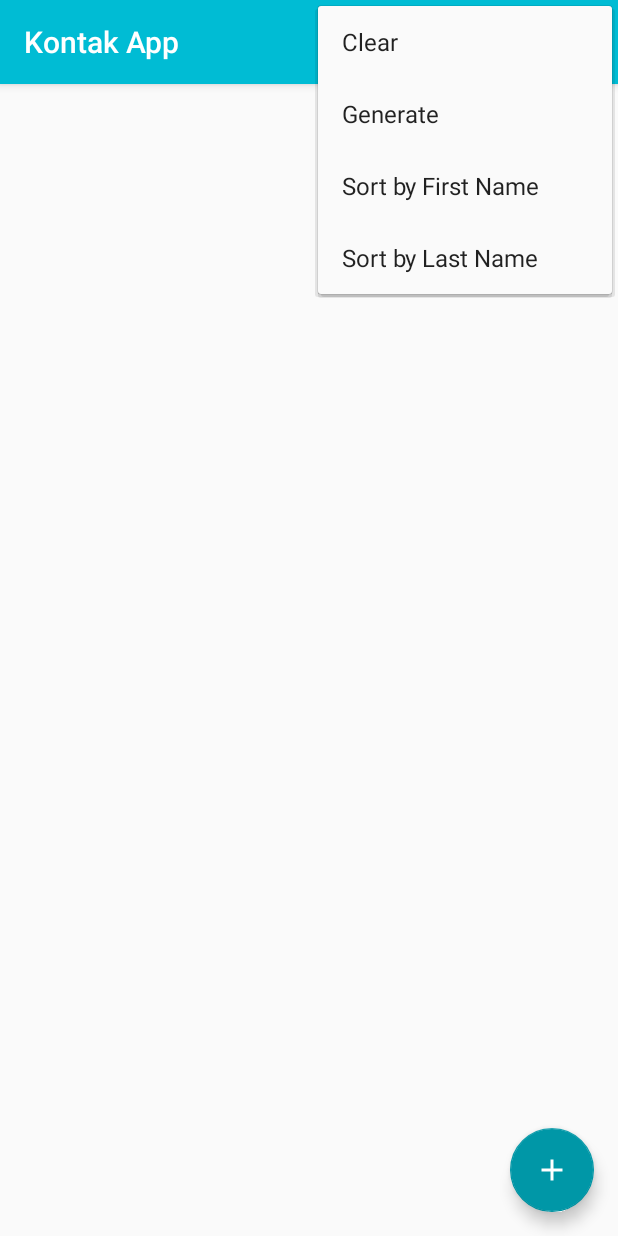
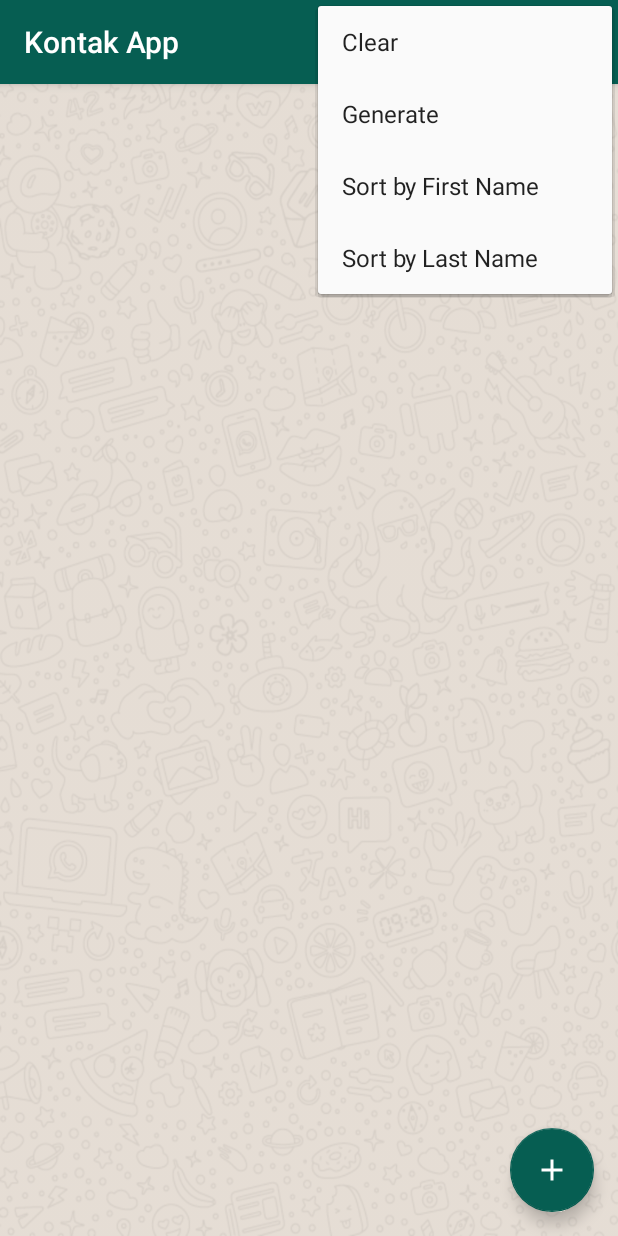
Before and after one commit to Abealkindy/KontakAppKotlin, an Android app: the screen it shows after launch (KontakActivity), with the options menu open, on a phone screen of 412 x 824 dp. Run offline under Robolectric (Android 15) with nearby library versions, the phone set to English and light mode, and no system bars.

Commit message:
change layout like whatsapp

```diff
--- a/app/src/main/res/layout/activity_kontak.xml
+++ b/app/src/main/res/layout/activity_kontak.xml
@@ -4,6 +4,7 @@
     xmlns:tools="http://schemas.android.com/tools"
     android:layout_width="match_parent"
     android:layout_height="match_parent"
+    android:background="@drawable/background"
     tools:context="com.rosinante24.kontakappkotlin.KontakActivity">
 
     <android.support.design.widget.AppBarLayout
@@ -28,6 +29,7 @@
         android:layout_height="wrap_content"
         android:layout_gravity="bottom|end"
         android:layout_margin="@dimen/fab_margin"
+        app:backgroundTint="@color/colorPrimary"
         app:srcCompat="@drawable/ic_add" />
 
 </android.support.design.widget.CoordinatorLayout>
--- a/app/src/main/res/layout/content_kontak.xml
+++ b/app/src/main/res/layout/content_kontak.xml
@@ -5,6 +5,7 @@
     android:id="@+id/contact_list"
     android:layout_width="match_parent"
     android:layout_height="match_parent"
+    android:elevation="@dimen/jarak0dp"
     app:layoutManager="LinearLayoutManager"
     app:layout_behavior="@string/appbar_scrolling_view_behavior"
     app:layout_constraintBottom_toBottomOf="parent"
--- a/app/src/main/res/values/colors.xml
+++ b/app/src/main/res/values/colors.xml
@@ -1,6 +1,6 @@
 <?xml version="1.0" encoding="utf-8"?>
 <resources>
-    <color name="colorPrimary">#00bcd4</color>
-    <color name="colorPrimaryDark">#0097a7</color>
-    <color name="colorAccent">#0097a7</color>
+    <color name="colorPrimary">#065E52</color>
+    <color name="colorPrimaryDark">#054E43</color>
+    <color name="colorAccent">#96BCB7</color>
 </resources>
```
Also changed, not shown: app/src/main/res/drawable/background.png (added).
